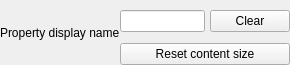
First picture: the form in editor/inspectortexture.ui, repository enrevol/ee-editor, before the edit.
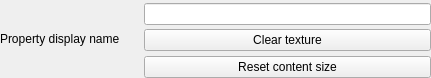
Second picture: the form after the edit.

What changed in the file:
```diff
--- a/editor/inspectortexture.ui
+++ b/editor/inspectortexture.ui
@@ -6,8 +6,8 @@
    <rect>
     <x>0</x>
     <y>0</y>
-    <width>290</width>
-    <height>65</height>
+    <width>431</width>
+    <height>78</height>
    </rect>
   </property>
   <property name="windowTitle">
@@ -68,15 +68,9 @@
       </property>
       <item>
        <widget class="QWidget" name="widget" native="true">
-        <property name="sizePolicy">
-         <sizepolicy hsizetype="Preferred" vsizetype="Preferred">
-          <horstretch>2</horstretch>
-          <verstretch>0</verstretch>
-         </sizepolicy>
-        </property>
         <layout class="QHBoxLayout" name="horizontalLayout_2">
          <property name="spacing">
-          <number>5</number>
+          <number>0</number>
          </property>
          <property name="leftMargin">
           <number>0</number>
@@ -93,14 +87,32 @@
          <item>
           <widget class="QLineEdit" name="propertyInput"/>
          </item>
+        </layout>
+       </widget>
+      </item>
+      <item>
+       <widget class="QWidget" name="widget_3" native="true">
+        <layout class="QVBoxLayout" name="verticalLayout_2">
+         <property name="spacing">
+          <number>5</number>
+         </property>
+         <property name="leftMargin">
+          <number>0</number>
+         </property>
+         <property name="topMargin">
+          <number>0</number>
+         </property>
+         <property name="rightMargin">
+          <number>0</number>
+         </property>
+         <property name="bottomMargin">
+          <number>0</number>
+         </property>
          <item>
           <widget class="QPushButton" name="clearButton">
            <property name="text">
-            <string>Clear</string>
+            <string>Clear texture</string>
            </property>
-          </widget>
-         </item>
-        </layout>
        </widget>
       </item>
       <item>
@@ -108,6 +120,9 @@
         <property name="text">
          <string>Reset content size</string>
         </property>
+          </widget>
+         </item>
+        </layout>
        </widget>
       </item>
      </layout>
```
Lines whose indentation alone changed are shown as unchanged.
